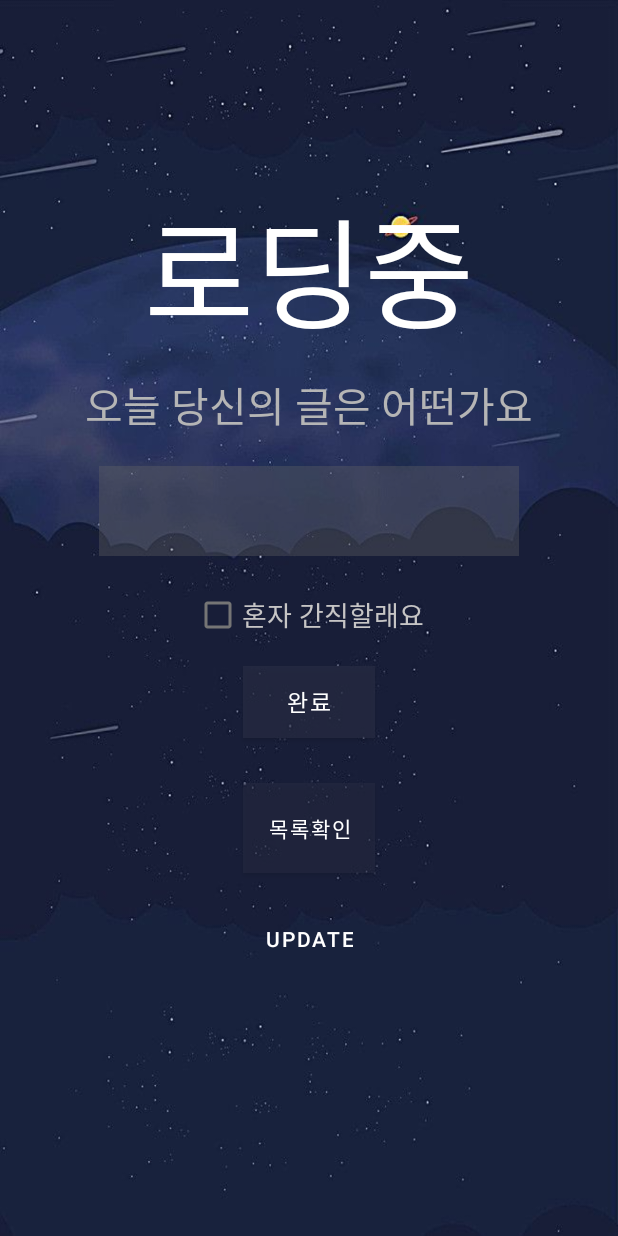
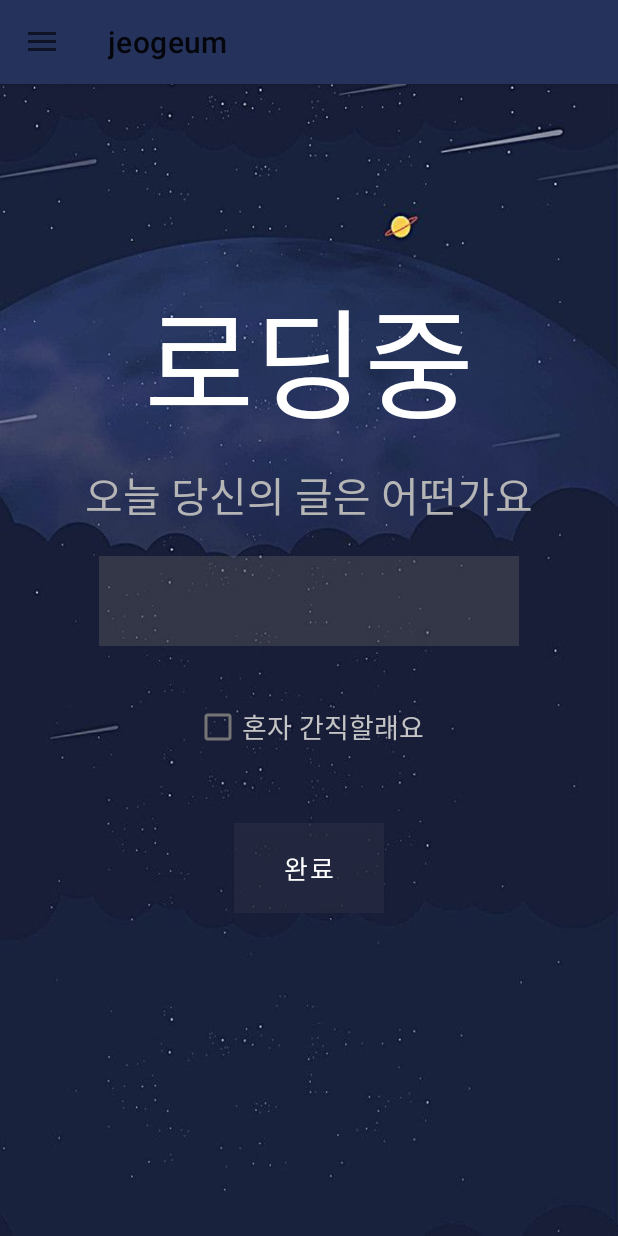
Before and after one commit to Huiri/App_Jeogeum, an Android app: the Main_WriteContent screen opened directly, with no data from a screen before it, on a phone screen of 412 x 824 dp. Run offline under Robolectric (Android 15) with nearby library versions, the phone set to English and light mode, and no system bars; our stand-ins replace Firebase (no records; nobody signed in at launch, a user with empty details on screens opened directly).

Commit message:
bab 오류나서 옮김

```diff
--- a/app/src/main/AndroidManifest.xml
+++ b/app/src/main/AndroidManifest.xml
@@ -10,7 +10,7 @@
         android:supportsRtl="true"
         android:theme="@style/AppTheme">
         <activity android:name=".Showtext" />
-        <activity android:name=".Main_WriteContent" />
+        <activity android:name=".Main_WriteContent" android:windowSoftInputMode="adjustPan"/>
         <activity android:name=".SignupActivity" />
         <activity
             android:name=".ui.login.LoginActivity"
--- a/app/src/main/java/com/example/jeogeum/Main_WriteContent.java
+++ b/app/src/main/java/com/example/jeogeum/Main_WriteContent.java
@@ -1,11 +1,16 @@
 package com.example.jeogeum;
 
 import androidx.annotation.NonNull;
+import androidx.appcompat.app.ActionBarDrawerToggle;
 import androidx.appcompat.app.AppCompatActivity;
+import androidx.appcompat.widget.Toolbar;
+import androidx.core.view.GravityCompat;
+import androidx.drawerlayout.widget.DrawerLayout;
 
 import android.content.Intent;
 import android.os.Bundle;
 import android.util.Log;
+import android.view.MenuItem;
 import android.view.View;
 import android.widget.Button;
 import android.widget.CheckBox;
@@ -16,6 +21,7 @@ import android.widget.Toast;
 
 import com.google.android.gms.tasks.OnFailureListener;
 import com.google.android.gms.tasks.OnSuccessListener;
+import com.google.android.material.navigation.NavigationView;
 import com.google.firebase.firestore.DocumentReference;
 import com.google.firebase.firestore.DocumentSnapshot;
 import com.google.firebase.firestore.FirebaseFirestore;
@@ -27,7 +33,7 @@ import java.util.Date;
 import java.util.HashMap;
 import java.util.Map;
 
-public class Main_WriteContent extends AppCompatActivity {
+public class Main_WriteContent extends AppCompatActivity implements NavigationView.OnNavigationItemSelectedListener{
 
     FirebaseFirestore db;
 
@@ -47,7 +53,7 @@ public class Main_WriteContent extends AppCompatActivity {
 
     TextView main_word;
 
-    ProgressBar progressBar;
+    //ProgressBar progressBar;
     private static final String TAG = "Main_Writecontent";
 
     public static int count= 0;
@@ -61,7 +67,7 @@ public class Main_WriteContent extends AppCompatActivity {
 
         id = getIntent().getStringExtra("email");
         db = FirebaseFirestore.getInstance();
-        progressBar = findViewById(R.id.progress);
+        //progressBar = findViewById(R.id.progress);
 
         main_word = findViewById(R.id.main_word);
         //settingWord();
@@ -72,7 +78,7 @@ public class Main_WriteContent extends AppCompatActivity {
         main_complete_btn.setOnClickListener(new View.OnClickListener() {
             @Override
             public void onClick(View v) {
-                progressBar.setVisibility(View.VISIBLE);
+                //progressBar.setVisibility(View.VISIBLE);
                 saveText(v);
             }
         });
@@ -87,13 +93,65 @@ public class Main_WriteContent extends AppCompatActivity {
             }
         });*/
 
-        Button update = findViewById(R.id.update);
+        /*Button update = findViewById(R.id.update);
         update.setOnClickListener(new View.OnClickListener() {
             @Override
             public void onClick(View v) {
                 updateword();
             }
-        });
+        });*/
+        navbar();
+
+    }
+    public void navbar(){
+        Toolbar toolbar = findViewById(R.id.main_toolbar);
+        setSupportActionBar(toolbar);
+
+        DrawerLayout drawerLayout = findViewById(R.id.drawer_layout);
+        NavigationView navigationView = findViewById(R.id.nav_view);
+
+        ActionBarDrawerToggle actionBarDrawerToggle = new ActionBarDrawerToggle(
+                this,
+                drawerLayout,
+                toolbar,
+                R.string.openNavDrawer,
+                R.string.closeNavDrawer
+        );
+
+        drawerLayout.addDrawerListener(actionBarDrawerToggle);
+        actionBarDrawerToggle.syncState();
+        navigationView.setNavigationItemSelectedListener(this);
+    }
+    @Override
+    public boolean onNavigationItemSelected(@NonNull MenuItem item) {
+        int id = item.getItemId();
+
+        if (id == R.id.write) {
+            Toast.makeText(this, "현재 페이지입니다.", Toast.LENGTH_LONG).show();
+            Intent intent = new Intent(Main_WriteContent.this, Main_WriteContent.class);
+            startActivity(intent);
+        } else if (id == R.id.my) {
+            Toast.makeText(this, "두번째 메뉴 선택됨.", Toast.LENGTH_LONG).show();
+            //Intent intent = new Intent(Main_WriteContent.this, ShowMyText.class);
+            //startActivity(intent);
+
+        } else if (id == R.id.your) {
+            Toast.makeText(this, "세번째 메뉴 선택됨.", Toast.LENGTH_LONG).show();
+            //Intent intent = new Intent(Main_WriteContent.this, ShowMyText.class);
+            //startActivity(intent);
+        } else if (id == R.id.words) {
+            Toast.makeText(this, "네번째 메뉴 선택됨.", Toast.LENGTH_LONG).show();
+            //Intent intent = new Intent(Main_WriteContent.this, ShowWordList.class);
+            //startActivity(intent);
+        }
+
+        DrawerLayout drawer = findViewById(R.id.drawer_layout);
+        drawer.closeDrawer(GravityCompat.START);
+        return true;
+    }
+
+    @Override
+    public void onPointerCaptureChanged(boolean hasCapture) {
 
     }
 
@@ -103,7 +161,7 @@ public class Main_WriteContent extends AppCompatActivity {
         Date currentTime = Calendar.getInstance().getTime();
 
         if (text.isEmpty()) {
-            progressBar.setVisibility(View.GONE);
+            //progressBar.setVisibility(View.GONE);
             Toast.makeText(Main_WriteContent.this, "공백 X", Toast.LENGTH_SHORT).show();
         } else {
             Map<String, Object> post = new HashMap<>();
@@ -118,7 +176,7 @@ public class Main_WriteContent extends AppCompatActivity {
                     .addOnSuccessListener(new OnSuccessListener<DocumentReference>() {
                         @Override
                         public void onSuccess(DocumentReference documentReference) {
-                            progressBar.setVisibility(View.GONE);
+                            //progressBar.setVisibility(View.GONE);
                             Toast.makeText(Main_WriteContent.this, "저장 완료", Toast.LENGTH_SHORT).show();
                             Log.d(TAG, "DocumentSnapshot added with ID: " + documentReference.getId());
                             Intent intent = new Intent(Main_WriteContent.this, Showtext.class);
@@ -208,8 +266,7 @@ public class Main_WriteContent extends AppCompatActivity {
         });
 
         //사용한 글감 used => true로 바꾸기
-        WordRef
-                .update(Used_KEY, true)
+        WordRef.update(Used_KEY, true)
                 .addOnSuccessListener(new OnSuccessListener<Void>() {
                     @Override
                     public void onSuccess(Void aVoid) {
--- a/app/src/main/res/layout/activity_main__write_content.xml
+++ b/app/src/main/res/layout/activity_main__write_content.xml
@@ -1,14 +1,18 @@
 <?xml version="1.0" encoding="utf-8"?>
-<ScrollView xmlns:android="http://schemas.android.com/apk/res/android"
+<androidx.drawerlayout.widget.DrawerLayout xmlns:android="http://schemas.android.com/apk/res/android"
     xmlns:app="http://schemas.android.com/apk/res-auto"
     xmlns:tools="http://schemas.android.com/tools"
     android:layout_width="match_parent"
     android:layout_height="match_parent"
     tools:context=".Main_WriteContent"
     android:background="@drawable/night"
-    android:orientation="vertical">
+    android:orientation="vertical"
+    android:id="@+id/drawer_layout">
 
-    <LinearLayout
+    <ScrollView
+        android:layout_width="match_parent"
+        android:layout_height="match_parent">
+        <androidx.constraintlayout.widget.ConstraintLayout
             android:layout_width="match_parent"
             android:layout_height="match_parent"
             android:orientation="vertical"
@@ -21,10 +25,8 @@
                 android:textColor="#FFFFFF"
                 android:textSize="80dp"
                 android:text="로딩중"
-            android:layout_marginTop="120dp"
-            app:layout_constraintTop_toTopOf="parent"
-            app:layout_constraintBottom_toBottomOf="@+id/main_sub_title"
-            app:layout_constraintLeft_toLeftOf="parent"
+                android:layout_marginTop="180dp"                app:layout_constraintTop_toTopOf="parent"
+                app:layout_constraintBottom_toTopOf="@+id/main_sub_title"                app:layout_constraintLeft_toLeftOf="parent"
                 app:layout_constraintRight_toRightOf="parent"
                 android:fontFamily="@font/songmyung_regular"/>
 
@@ -38,6 +40,7 @@
                 app:layout_constraintTop_toBottomOf="@+id/main_word"
                 app:layout_constraintLeft_toLeftOf="parent"
                 app:layout_constraintRight_toRightOf="parent"
+                app:layout_constraintBottom_toTopOf="@+id/write_text"
                 android:layout_marginTop="10dp"
                 android:fontFamily="@font/songmyung_regular"/>
 
@@ -54,10 +57,13 @@
                 android:scrollHorizontally = "false"
                 android:inputType="textMultiLine"
                 android:background="#58666666"
-            app:layout_constraintTop_toBottomOf="@+id/main_sub_title"
                 android:layout_marginTop="20dp"
                 android:maxLength="400"
-            app:autoSizeTextType="uniform"/>
+                app:autoSizeTextType="uniform"
+                app:layout_constraintLeft_toLeftOf="parent"
+                app:layout_constraintRight_toRightOf="parent"
+                app:layout_constraintTop_toBottomOf="@+id/main_sub_title"
+                app:layout_constraintBottom_toTopOf="@+id/checkBox"/>
 
             <CheckBox
                 android:id="@+id/checkBox"
@@ -66,29 +72,36 @@
                 android:text="혼자 간직할래요"
                 android:textColor="#C6C5C5"
                 app:layout_constraintTop_toBottomOf="@+id/write_text"
+                app:layout_constraintRight_toRightOf="parent"
+                app:layout_constraintLeft_toLeftOf="parent"
+                app:layout_constraintBottom_toTopOf="@+id/main_complete_btn"
                 android:textSize="18sp"
-            android:layout_marginTop="15dp"
+                android:layout_marginTop="30dp"
                 android:fontFamily="@font/songmyung_regular"/>
 
 
             <Button
                 android:id="@+id/main_complete_btn"
-            android:layout_width="wrap_content"
-            android:layout_height="wrap_content"
+                android:layout_width="100dp"
+                android:layout_height="60dp"
                 android:background="#AB21253C"
                 android:text="완료"
-            android:textSize="15dp"
+                android:textSize="17dp"
                 android:textColor="#FFFFFF"
-            android:layout_marginTop="10dp"
-            app:layout_constraintTop_toBottomOf="@+id/checkBox"/>
-
-        <Button
+                android:layout_marginTop="40dp"
+                android:layout_marginBottom="60dp"
+                app:layout_constraintTop_toBottomOf="@+id/checkBox"
+                app:layout_constraintLeft_toLeftOf="parent"
+                app:layout_constraintRight_toRightOf="parent"/>
+            <!--<Button
                 android:id="@+id/listup"
                 android:layout_width="wrap_content"
                 android:layout_height="60dp"
                 android:text="목록확인"
                 android:layout_marginTop="30dp"
-            android:background="#80292D45"/>
+                android:background="#80292D45"
+                android:visibility="gone"/>
+
 
             <Button
                 android:layout_width="wrap_content"
@@ -97,7 +110,8 @@
                 android:id="@+id/update"
                 app:layout_constraintRight_toLeftOf="@+id/listup"
                 android:layout_marginTop="20dp"
-            android:background="#00FFFFFF"/>
+                android:background="#00FFFFFF"
+                android:visibility="gone"/>
 
             <ProgressBar
                 android:id="@+id/progress"
@@ -105,8 +119,34 @@
                 android:layout_height="wrap_content"
                 android:layout_gravity="center_vertical|center_horizontal"
                 android:progressTint="#505050"
-            android:visibility="gone"/>
+                android:visibility="gone"/>-->
 
-    </LinearLayout>
+        </androidx.constraintlayout.widget.ConstraintLayout>
+    </ScrollView>
 
-</ScrollView>
+    <androidx.coordinatorlayout.widget.CoordinatorLayout
+        android:layout_width="match_parent"
+        android:layout_height="match_parent">
+
+        <com.google.android.material.appbar.AppBarLayout
+            android:layout_width="match_parent"
+            android:layout_height="wrap_content">
+
+            <androidx.appcompat.widget.Toolbar
+                android:id="@+id/main_toolbar"
+                android:layout_width="match_parent"
+                android:layout_height="?attr/actionBarSize"
+                android:background="#25325C" />
+        </com.google.android.material.appbar.AppBarLayout>
+    </androidx.coordinatorlayout.widget.CoordinatorLayout>
+
+    <com.google.android.material.navigation.NavigationView
+        android:id="@+id/nav_view"
+        android:layout_width="wrap_content"
+        android:layout_height="match_parent"
+        android:layout_gravity="start"
+        android:background="#25325C"
+        app:headerLayout="@layout/nav_header_layout"
+        app:menu="@menu/nav_menu" />
+
+</androidx.drawerlayout.widget.DrawerLayout>
--- a/app/src/main/res/menu/nav_menu.xml
+++ b/app/src/main/res/menu/nav_menu.xml
@@ -1,20 +1,25 @@
 <?xml version="1.0" encoding="utf-8"?>
 <menu xmlns:android="http://schemas.android.com/apk/res/android">
 
-    <item android:title="My page">
+    <item android:title="">
         <menu>
-            <item android:title="글 작성" />
-            <item android:title="나의 글" />
-            <item android:title="너의 글" />
-            <item android:title="나의 모음집" />
-            <item android:title="글감" />
+            <item android:title="글 작성"
+                android:id = "@+id/write"/>
+            <item android:title="나의 글"
+                android:id = "@+id/my"/>
+            <item android:title="너의 글"
+                android:id = "@+id/your"/>
+            <item android:title="글감"
+                android:id = "@+id/words"/>
         </menu>
     </item>
 
     <item android:title="">
         <menu>
-            <item android:title="알림 off" />
-            <item android:title="설정" />
+            <item android:title="알림 off"
+                android:id = "@+id/alarm"/>
+            <item android:title="설정"
+                android:id = "@+id/logout"/>
         </menu>
     </item>
 
```
Also changed, not shown: app/src/main/res/layout/activity_login.xml (+4 -8 lines), app/src/main/res/layout/my_text_view.xml (added, +76 -0 lines), app/src/main/res/layout/nav_header_layout.xml (+21 -18 lines), app/src/main/res/drawable-xxxhdpi/moon.png (added). Lines whose indentation alone changed are shown as unchanged.
